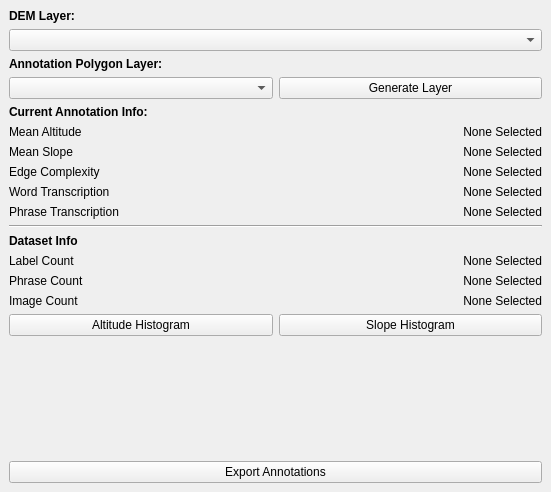
Before: the Qt Designer form MaptextAnnotator_dockwidget_base.ui in danielseisenbacher/MapTextAnnotator, drawn with Qt 5.
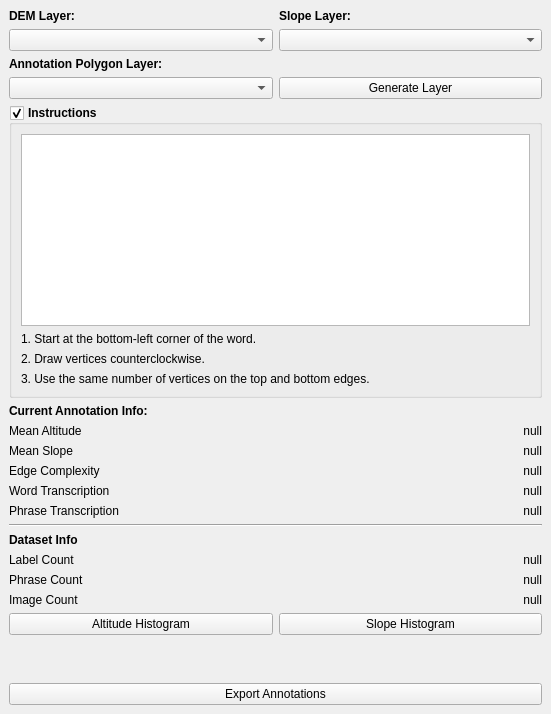
After: the same form once the commit is applied. Custom widgets are drawn as their Qt base class.

```diff
--- a/MaptextAnnotator_dockwidget_base.ui
+++ b/MaptextAnnotator_dockwidget_base.ui
@@ -7,7 +7,7 @@
     <x>0</x>
     <y>0</y>
     <width>551</width>
-    <height>492</height>
+    <height>714</height>
    </rect>
   </property>
   <property name="windowTitle">
@@ -15,22 +15,103 @@
   </property>
   <widget class="QWidget" name="dockWidgetContents">
    <layout class="QGridLayout" name="gridLayout">
-    <item row="1" column="0">
-     <widget class="QLabel" name="label_2">
+    <item row="4" column="0">
+     <widget class="QGroupBox" name="groupBox">
       <property name="font">
        <font>
         <weight>75</weight>
-        <italic>false</italic>
         <bold>true</bold>
-        <underline>false</underline>
+       </font>
+      </property>
+      <property name="title">
+       <string>Instructions</string>
+      </property>
+      <property name="checkable">
+       <bool>true</bool>
+      </property>
+      <property name="checked">
+       <bool>true</bool>
+      </property>
+      <layout class="QVBoxLayout" name="verticalLayout_6">
+       <item>
+        <widget class="QGraphicsView" name="graphicsView">
+         <property name="sizePolicy">
+          <sizepolicy hsizetype="Expanding" vsizetype="Expanding">
+           <horstretch>0</horstretch>
+           <verstretch>0</verstretch>
+          </sizepolicy>
+         </property>
+        </widget>
+       </item>
+       <item>
+        <widget class="QLabel" name="instruction1">
+         <property name="font">
+          <font>
+           <weight>50</weight>
+           <bold>false</bold>
+          </font>
+         </property>
+         <property name="text">
+          <string>1. Start at the bottom-left corner of the word.</string>
+         </property>
+        </widget>
+       </item>
+       <item>
+        <widget class="QLabel" name="instruction2">
+         <property name="font">
+          <font>
+           <weight>50</weight>
+           <bold>false</bold>
+          </font>
+         </property>
+         <property name="text">
+          <string>2. Draw vertices counterclockwise.</string>
+         </property>
+        </widget>
+       </item>
+       <item>
+        <widget class="QLabel" name="instruction3">
+         <property name="font">
+          <font>
+           <weight>50</weight>
+           <bold>false</bold>
+          </font>
+         </property>
+         <property name="text">
+          <string>3. Use the same number of vertices on the top and bottom edges.</string>
+         </property>
+        </widget>
+       </item>
+      </layout>
+     </widget>
+    </item>
+    <item row="9" column="0">
+     <widget class="QLabel" name="label_10">
+      <property name="font">
+       <font>
+        <weight>75</weight>
+        <bold>true</bold>
        </font>
       </property>
       <property name="text">
-       <string>Annotation Polygon Layer:</string>
+       <string>Dataset Info </string>
       </property>
      </widget>
     </item>
-    <item row="5" column="0">
+    <item row="11" column="0">
+     <spacer name="verticalSpacer">
+      <property name="orientation">
+       <enum>Qt::Vertical</enum>
+      </property>
+      <property name="sizeHint" stdset="0">
+       <size>
+        <width>20</width>
+        <height>40</height>
+       </size>
+      </property>
+     </spacer>
+    </item>
+    <item row="7" column="0">
      <layout class="QHBoxLayout" name="horizontalLayout_2">
       <item>
        <layout class="QVBoxLayout" name="verticalLayout_3">
@@ -79,7 +160,7 @@
            <enum>Qt::LeftToRight</enum>
           </property>
           <property name="text">
-           <string>None Selected</string>
+           <string>null</string>
           </property>
           <property name="alignment">
            <set>Qt::AlignRight|Qt::AlignTrailing|Qt::AlignVCenter</set>
@@ -89,7 +170,7 @@
         <item>
          <widget class="QLabel" name="meanSlopeLabel">
           <property name="text">
-           <string>None Selected</string>
+           <string>null</string>
           </property>
           <property name="alignment">
            <set>Qt::AlignRight|Qt::AlignTrailing|Qt::AlignVCenter</set>
@@ -99,7 +180,7 @@
         <item>
          <widget class="QLabel" name="complexityLabel">
           <property name="text">
-           <string>None Selected</string>
+           <string>null</string>
           </property>
           <property name="alignment">
            <set>Qt::AlignRight|Qt::AlignTrailing|Qt::AlignVCenter</set>
@@ -109,7 +190,7 @@
         <item>
          <widget class="QLabel" name="wordTranscriptionLabel">
           <property name="text">
-           <string>None Selected</string>
+           <string>null</string>
           </property>
           <property name="alignment">
            <set>Qt::AlignRight|Qt::AlignTrailing|Qt::AlignVCenter</set>
@@ -119,7 +200,7 @@
         <item>
          <widget class="QLabel" name="phraseTranscriptionLabel">
           <property name="text">
-           <string>None Selected</string>
+           <string>null</string>
           </property>
           <property name="alignment">
            <set>Qt::AlignRight|Qt::AlignTrailing|Qt::AlignVCenter</set>
@@ -130,7 +211,7 @@
       </item>
      </layout>
     </item>
-    <item row="6" column="0">
+    <item row="8" column="0">
      <widget class="Line" name="line">
       <property name="orientation">
        <enum>Qt::Horizontal</enum>
@@ -138,39 +219,81 @@
      </widget>
     </item>
     <item row="0" column="0">
-     <layout class="QVBoxLayout" name="verticalLayout">
+     <layout class="QHBoxLayout" name="horizontalLayout_4">
       <item>
-       <widget class="QLabel" name="label">
-        <property name="font">
-         <font>
-          <weight>75</weight>
-          <bold>true</bold>
-         </font>
-        </property>
+       <layout class="QHBoxLayout" name="horizontalLayout_5">
+        <item>
+         <layout class="QVBoxLayout" name="verticalLayout">
+          <item>
+           <widget class="QLabel" name="label">
+            <property name="font">
+             <font>
+              <weight>75</weight>
+              <bold>true</bold>
+             </font>
+            </property>
+            <property name="text">
+             <string>DEM Layer:</string>
+            </property>
+           </widget>
+          </item>
+          <item>
+           <widget class="QgsMapLayerComboBox" name="demLayerCombo"/>
+          </item>
+         </layout>
+        </item>
+        <item>
+         <layout class="QVBoxLayout" name="verticalLayout_7">
+          <item>
+           <widget class="QLabel" name="label_9">
+            <property name="font">
+             <font>
+              <weight>75</weight>
+              <bold>true</bold>
+             </font>
+            </property>
+            <property name="text">
+             <string>Slope Layer:</string>
+            </property>
+           </widget>
+          </item>
+          <item>
+           <widget class="QgsMapLayerComboBox" name="slopeLayerCombo"/>
+          </item>
+         </layout>
+        </item>
+       </layout>
+      </item>
+     </layout>
+    </item>
+    <item row="6" column="0">
+     <widget class="QLabel" name="annotationTitleLabel">
+      <property name="font">
+       <font>
+        <weight>75</weight>
+        <bold>true</bold>
+       </font>
+      </property>
+      <property name="text">
+       <string>Current Annotation Info:</string>
+      </property>
+     </widget>
+    </item>
+    <item row="3" column="0">
+     <layout class="QHBoxLayout" name="horizontalLayout">
+      <item>
+       <widget class="QgsMapLayerComboBox" name="annotationLayerCombo"/>
+      </item>
+      <item>
+       <widget class="QPushButton" name="generateLayer">
         <property name="text">
-         <string>DEM Layer:</string>
+         <string>Generate Layer</string>
         </property>
        </widget>
       </item>
-      <item>
-       <widget class="QgsMapLayerComboBox" name="demLayerCombo"/>
-      </item>
      </layout>
     </item>
-    <item row="9" column="0">
-     <spacer name="verticalSpacer">
-      <property name="orientation">
-       <enum>Qt::Vertical</enum>
-      </property>
-      <property name="sizeHint" stdset="0">
-       <size>
-        <width>20</width>
-        <height>40</height>
-       </size>
-      </property>
-     </spacer>
-    </item>
-    <item row="8" column="0">
+    <item row="10" column="0">
      <layout class="QHBoxLayout" name="horizontalLayout_3">
       <item>
        <layout class="QVBoxLayout" name="verticalLayout_4">
@@ -209,7 +332,7 @@
         <item>
          <widget class="QLabel" name="labelCountLabel">
           <property name="text">
-           <string>None Selected</string>
+           <string>null</string>
           </property>
           <property name="alignment">
            <set>Qt::AlignRight|Qt::AlignTrailing|Qt::AlignVCenter</set>
@@ -219,7 +342,7 @@
         <item>
          <widget class="QLabel" name="phraseCountLabel">
           <property name="text">
-           <string>None Selected</string>
+           <string>null</string>
           </property>
           <property name="alignment">
            <set>Qt::AlignRight|Qt::AlignTrailing|Qt::AlignVCenter</set>
@@ -229,7 +352,7 @@
         <item>
          <widget class="QLabel" name="imageCountLabel">
           <property name="text">
-           <string>None Selected</string>
+           <string>null</string>
           </property>
           <property name="alignment">
            <set>Qt::AlignRight|Qt::AlignTrailing|Qt::AlignVCenter</set>
@@ -247,53 +370,28 @@
       </item>
      </layout>
     </item>
-    <item row="2" column="0">
-     <layout class="QHBoxLayout" name="horizontalLayout">
-      <item>
-       <widget class="QgsMapLayerComboBox" name="annotationLayerCombo"/>
-      </item>
-      <item>
-       <widget class="QPushButton" name="generateLayer">
-        <property name="text">
-         <string>Generate Layer</string>
-        </property>
-       </widget>
-      </item>
-     </layout>
-    </item>
-    <item row="4" column="0">
-     <widget class="QLabel" name="label_9">
-      <property name="font">
-       <font>
-        <weight>75</weight>
-        <bold>true</bold>
-       </font>
-      </property>
-      <property name="text">
-       <string>Current Annotation Info:</string>
-      </property>
-     </widget>
-    </item>
-    <item row="7" column="0">
-     <widget class="QLabel" name="label_10">
-      <property name="font">
-       <font>
-        <weight>75</weight>
-        <bold>true</bold>
-       </font>
-      </property>
-      <property name="text">
-       <string>Dataset Info </string>
-      </property>
-     </widget>
-    </item>
-    <item row="10" column="0">
+    <item row="13" column="0">
      <widget class="QPushButton" name="exportAnnotations">
       <property name="text">
        <string>Export Annotations</string>
       </property>
      </widget>
     </item>
+    <item row="2" column="0">
+     <widget class="QLabel" name="label_2">
+      <property name="font">
+       <font>
+        <weight>75</weight>
+        <italic>false</italic>
+        <bold>true</bold>
+        <underline>false</underline>
+       </font>
+      </property>
+      <property name="text">
+       <string>Annotation Polygon Layer:</string>
+      </property>
+     </widget>
+    </item>
    </layout>
   </widget>
  </widget>
```
